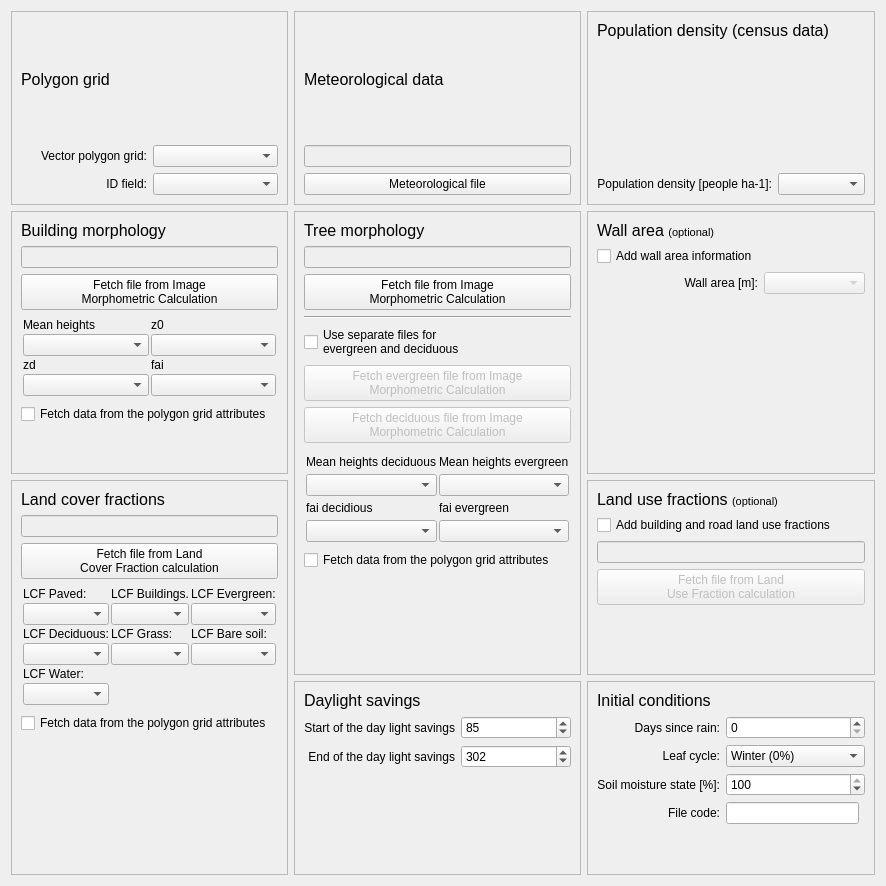
Old version of the form SUEWSPrepare/tabs/main_tab.ui in the repository UMEP-dev/UMEP.
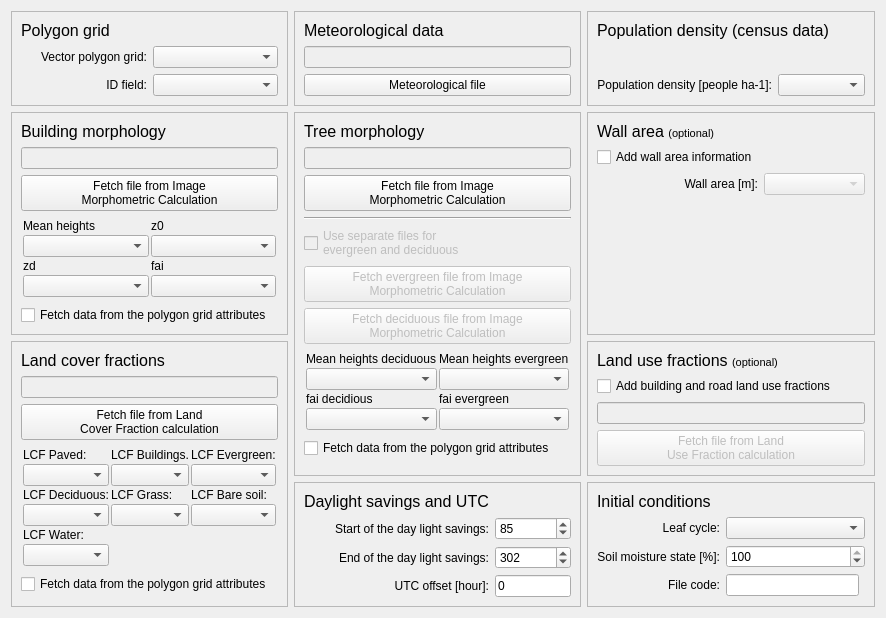
New version of the form.

```diff
--- a/SUEWSPrepare/tabs/main_tab.ui
+++ b/SUEWSPrepare/tabs/main_tab.ui
@@ -7,7 +7,7 @@
     <x>0</x>
     <y>0</y>
     <width>824</width>
-    <height>886</height>
+    <height>617</height>
    </rect>
   </property>
   <property name="windowTitle">
@@ -344,7 +344,7 @@
       <item>
        <widget class="QCheckBox" name="checkBox_files">
         <property name="enabled">
-         <bool>true</bool>
+         <bool>false</bool>
         </property>
         <property name="text">
          <string>Use separate files for 
@@ -773,7 +773,7 @@
       <item row="2" column="0">
        <widget class="QLabel" name="label_3">
         <property name="text">
-         <string>Start of the day light savings</string>
+         <string>Start of the day light savings:</string>
         </property>
         <property name="alignment">
          <set>Qt::AlignRight|Qt::AlignTrailing|Qt::AlignVCenter</set>
@@ -799,7 +799,7 @@
       <item row="3" column="0">
        <widget class="QLabel" name="label_4">
         <property name="text">
-         <string>End of the day light savings</string>
+         <string>End of the day light savings:</string>
         </property>
         <property name="alignment">
          <set>Qt::AlignRight|Qt::AlignTrailing|Qt::AlignVCenter</set>
@@ -829,11 +829,11 @@
 &lt;html&gt;&lt;head&gt;&lt;meta name=&quot;qrichtext&quot; content=&quot;1&quot; /&gt;&lt;style type=&quot;text/css&quot;&gt;
 p, li { white-space: pre-wrap; }
 &lt;/style&gt;&lt;/head&gt;&lt;body style=&quot; font-family:'MS Shell Dlg 2'; font-size:8pt; font-weight:400; font-style:normal;&quot;&gt;
-&lt;p style=&quot; margin-top:0px; margin-bottom:0px; margin-left:0px; margin-right:0px; -qt-block-indent:0; text-indent:0px;&quot;&gt;&lt;span style=&quot; font-size:12pt;&quot;&gt;Daylight savings&lt;/span&gt;&lt;/p&gt;&lt;/body&gt;&lt;/html&gt;</string>
+&lt;p style=&quot; margin-top:0px; margin-bottom:0px; margin-left:0px; margin-right:0px; -qt-block-indent:0; text-indent:0px;&quot;&gt;&lt;span style=&quot; font-size:12pt;&quot;&gt;Daylight savings and UTC&lt;/span&gt;&lt;/p&gt;&lt;/body&gt;&lt;/html&gt;</string>
         </property>
        </widget>
       </item>
-      <item row="4" column="0">
+      <item row="5" column="0">
        <spacer name="verticalSpacer_5">
         <property name="orientation">
          <enum>Qt::Vertical</enum>
@@ -846,6 +846,23 @@
         </property>
        </spacer>
       </item>
+      <item row="4" column="0">
+       <widget class="QLabel" name="label_22">
+        <property name="text">
+         <string>UTC offset [hour]:</string>
+        </property>
+        <property name="alignment">
+         <set>Qt::AlignRight|Qt::AlignTrailing|Qt::AlignVCenter</set>
+        </property>
+       </widget>
+      </item>
+      <item row="4" column="1">
+       <widget class="QLineEdit" name="lineEditUTC">
+        <property name="text">
+         <string>0</string>
+        </property>
+       </widget>
+      </item>
      </layout>
     </widget>
    </item>
@@ -873,13 +890,15 @@
        </widget>
       </item>
       <item row="1" column="2" colspan="2">
-       <widget class="QSpinBox" name="daySinceRainSpinBox"/>
-      </item>
-      <item row="2" column="2" colspan="2">
        <widget class="QComboBox" name="comboBoxLeafCycle">
         <property name="enabled">
          <bool>true</bool>
         </property>
+        <item>
+         <property name="text">
+          <string/>
+         </property>
+        </item>
         <item>
          <property name="text">
           <string>Winter (0%)</string>
@@ -922,7 +941,7 @@
         </item>
        </widget>
       </item>
-      <item row="3" column="2" colspan="2">
+      <item row="2" column="2" colspan="2">
        <widget class="QSpinBox" name="spinBoxSoilMoisture">
         <property name="maximum">
          <number>100</number>
@@ -935,7 +954,7 @@
         </property>
        </widget>
       </item>
-      <item row="5" column="1" colspan="2">
+      <item row="4" column="1" colspan="2">
        <spacer name="verticalSpacer">
         <property name="orientation">
          <enum>Qt::Vertical</enum>
@@ -949,16 +968,6 @@
        </spacer>
       </item>
       <item row="1" column="1">
-       <widget class="QLabel" name="label_22">
-        <property name="text">
-         <string>Days since rain:</string>
-        </property>
-        <property name="alignment">
-         <set>Qt::AlignRight|Qt::AlignTrailing|Qt::AlignVCenter</set>
-        </property>
-       </widget>
-      </item>
-      <item row="2" column="1">
        <widget class="QLabel" name="label_16">
         <property name="text">
          <string>Leaf cycle:</string>
@@ -968,7 +977,7 @@
         </property>
        </widget>
       </item>
-      <item row="4" column="1">
+      <item row="3" column="1">
        <widget class="QLabel" name="label_25">
         <property name="text">
          <string>File code:</string>
@@ -981,7 +990,7 @@
         </property>
        </widget>
       </item>
-      <item row="3" column="0" colspan="2">
+      <item row="2" column="0" colspan="2">
        <widget class="QLabel" name="label_23">
         <property name="text">
          <string>Soil moisture state [%]:</string>
@@ -994,7 +1003,7 @@
         </property>
        </widget>
       </item>
-      <item row="4" column="2">
+      <item row="3" column="2">
        <widget class="QLineEdit" name="fileCodeLineEdit">
         <property name="enabled">
          <bool>true</bool>
```
Left out of the diff: 51 changed lines with no effect on the pictures.
